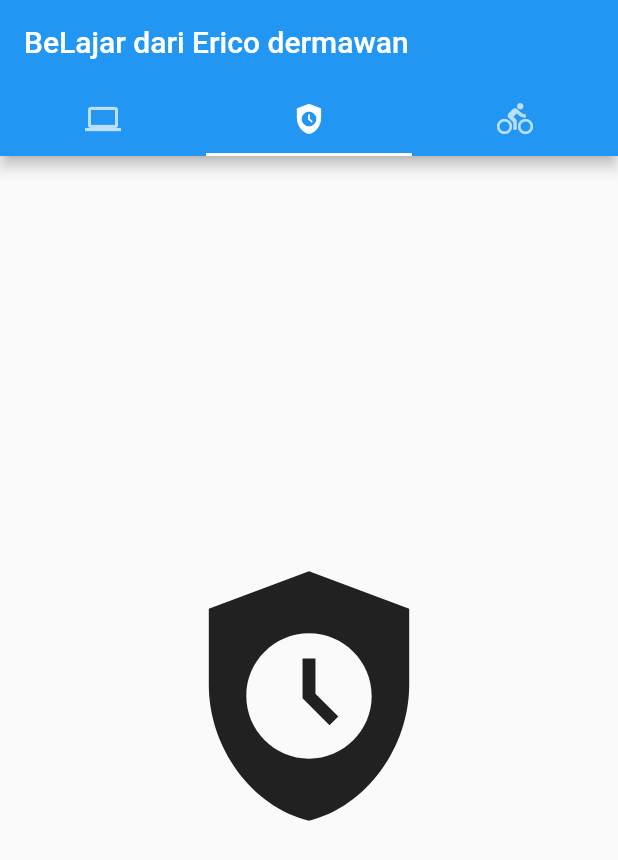
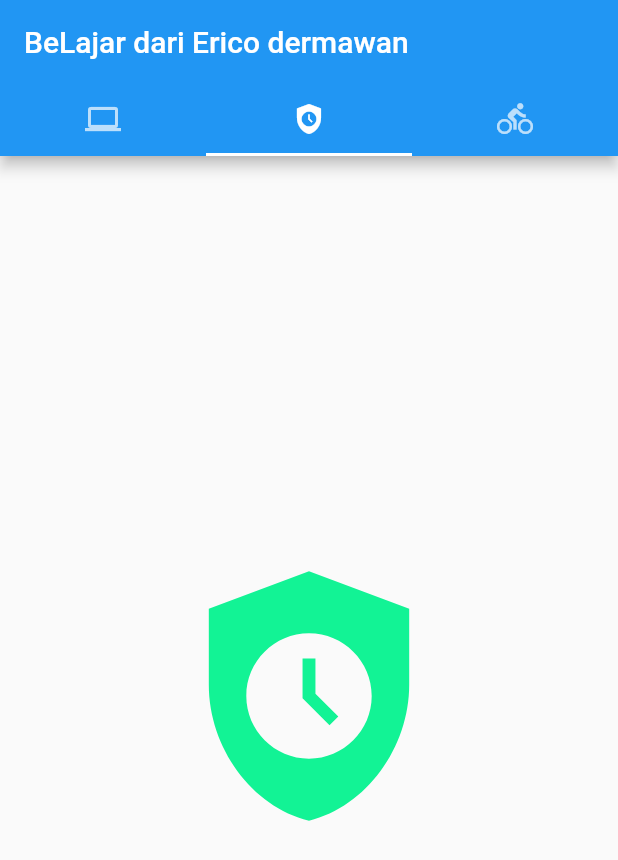
Before and after one commit to pardedeputra27/Belajar_flutter, a Flutter app: the screen it shows after launch, tab 2 chosen, on a phone screen of 412 x 824 dp. Shown: the top 860 px of the screen. Run offline on Flutter 3.47's test engine with Material 2 defaults, Android fonts, the phone set to English and light mode, and no system bars.

Commit message:
fixed tabbar

```diff
--- a/lib/Belajar/belajar_design_appbar.dart
+++ b/lib/Belajar/belajar_design_appbar.dart
@@ -6,6 +6,7 @@ class BelajarDesignAppBar extends StatelessWidget {
   @override
   Widget build(BuildContext context) {
     return MaterialApp(
+      debugShowCheckedModeBanner: false,
       home: Scaffold(
         appBar: AppBar(
           leading: BackButton(
--- a/lib/main.dart
+++ b/lib/main.dart
@@ -33,6 +33,7 @@ class MyApp extends StatelessWidget {
     return DefaultTabController(
       length: 3,
       child: MaterialApp(
+        debugShowCheckedModeBanner: false,
         initialRoute: '/',
         routes: {
           '/': (context) => const FirstRoutes(),
--- a/lib/tabbar.dart
+++ b/lib/tabbar.dart
@@ -5,8 +5,7 @@ class FirstRoutes extends StatelessWidget {
 
   @override
   Widget build(BuildContext context) {
-    return MaterialApp(
-      home: Scaffold(
+    return Scaffold(
       appBar: AppBar(
         bottom: const TabBar(
           tabs: [
@@ -53,14 +52,15 @@ class FirstRoutes extends StatelessWidget {
         ]),
         const Icon(
           Icons.safety_check,
+          color: Color.fromARGB(255, 18, 243, 149),
           size: 200,
         ),
         const Icon(
           Icons.directions_bike,
+          color: Colors.grey,
           size: 200,
         ),
       ]),
-      ),
     );
   }
 }
```
Lines whose indentation alone changed are shown as unchanged.
